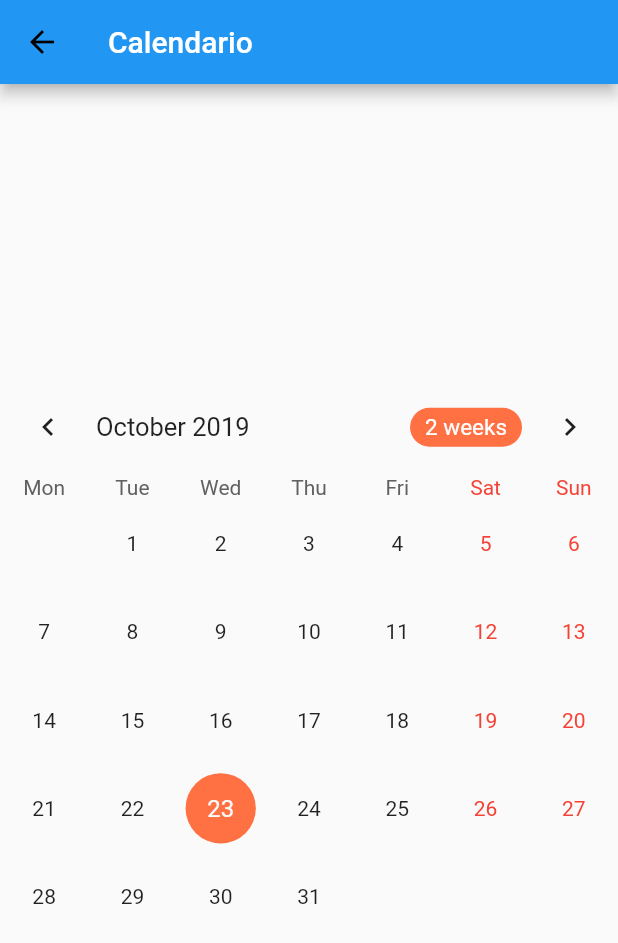
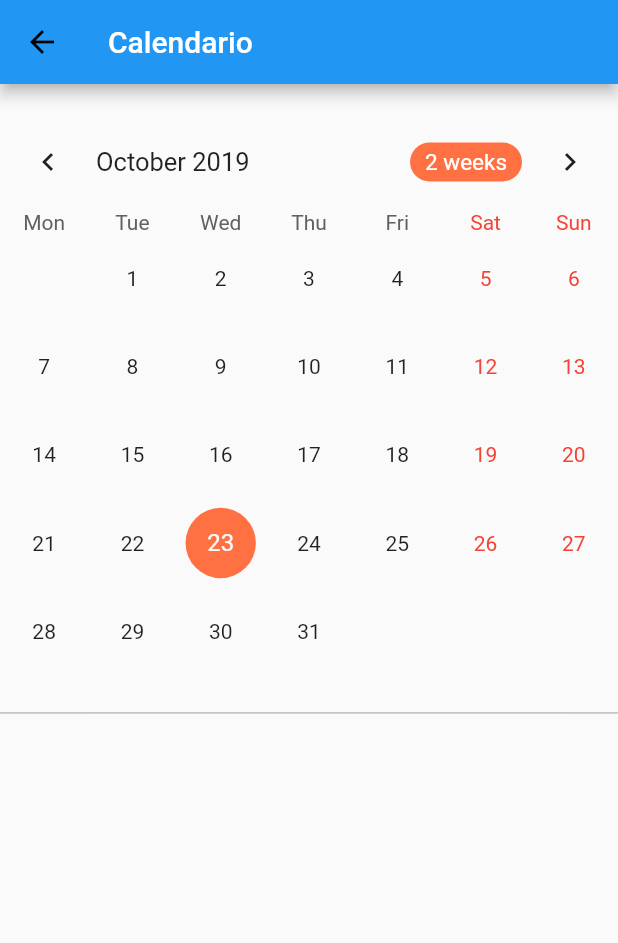
Before and after one commit to JamesMorales04/BigOrganizer, a Flutter app: the Calendario screen opened directly, on a phone screen of 412 x 824 dp. Shown: the top 943 px of the screen. Run offline on Flutter 3.47's test engine with Material 2 defaults, Android fonts, the phone set to English and light mode, and no system bars; drawn by our look-alikes of table_calendar; our stand-ins replace cloud_firestore, firebase_auth, flutter_datetime_picker; missing offline and left inert: flutter_country_picker; accounts and stored records are empty.

Commit message:
Cambios en la adicion de bases

```diff
--- a/big_organizer/lib/Frontend/Calendario/Calendario.dart
+++ b/big_organizer/lib/Frontend/Calendario/Calendario.dart
@@ -1,5 +1,4 @@
 import 'package:flutter/material.dart';
-import 'package:intl/date_symbol_data_local.dart';
 import 'package:table_calendar/table_calendar.dart';
 
 
@@ -25,10 +24,20 @@ class _CalendarioState extends State<Calendario> {
           )
       ),
       body: Container(
-        child: Center(
-          child: _buildTableCalendar(),
+          padding: EdgeInsets.only(top: 20),
+          child: Column(
+            children: <Widget>[
+              _buildTableCalendar(),
+
+              Divider(
+                height: 50,
+                color: Colors.grey,
+              ),
+
+
+            ],
+          ),
         ),
-      ),
     );
   }
   Widget _buildTableCalendar() {
--- a/big_organizer/lib/Frontend/Login/Inicio.dart
+++ b/big_organizer/lib/Frontend/Login/Inicio.dart
@@ -1,3 +1,4 @@
+import 'package:big_organizer/Backend/Envio/Envio_frases.dart';
 import 'package:big_organizer/Frontend/Login/Login.dart';
 import 'package:big_organizer/Frontend/Login/Register.dart';
 import 'package:flutter/material.dart';
@@ -8,6 +9,9 @@ class Inicio extends StatelessWidget {
   final BaseAuth auth;
   @override
   Widget build(BuildContext context) {
+    Envio_frases envio = new Envio_frases(frases: "Un buen trabajo es una buena vida");
+    envio.addNewdfrase();
+
     return new Scaffold(
         body: ListView(
       padding: EdgeInsets.symmetric(horizontal: 15),
```
Also changed, not shown: big_organizer/lib/Backend/Envio/Envio_desafios.dart (added, +19 -0 lines), big_organizer/lib/Backend/Envio/Envio_frases.dart (added, +14 -0 lines), big_organizer/lib/Backend/Tablas/Frase.dart (added, +21 -0 lines).
